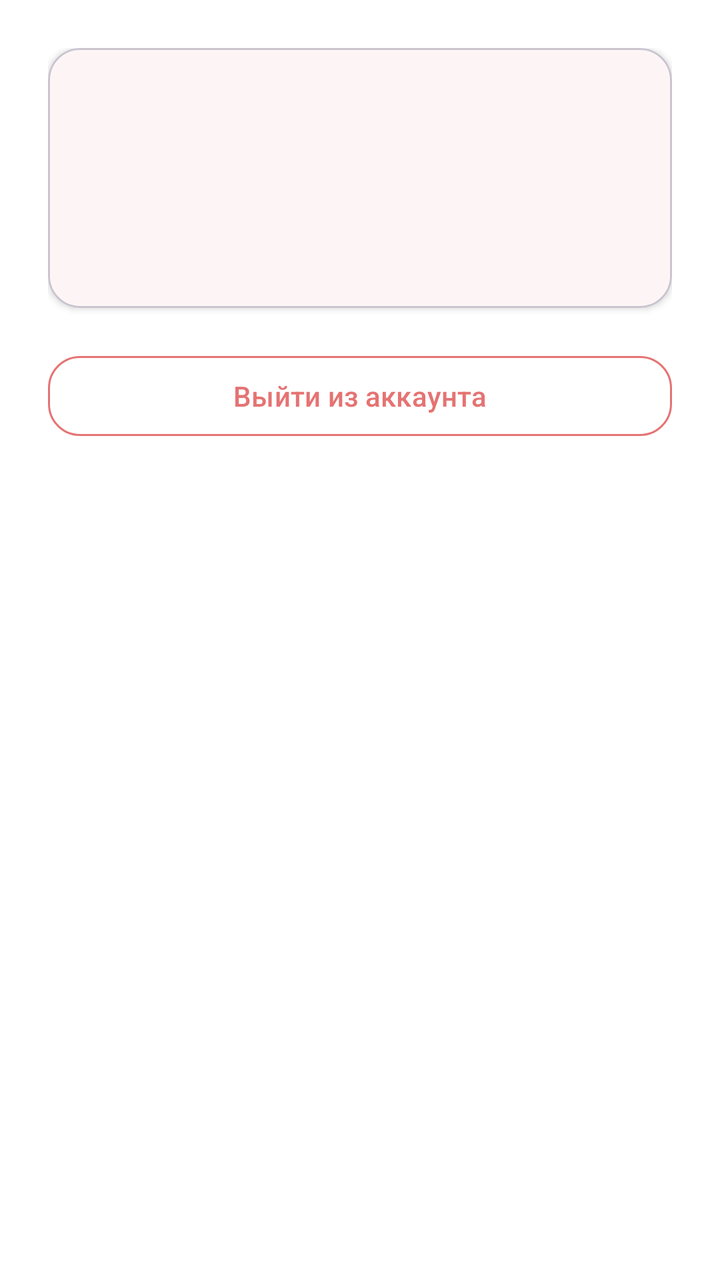
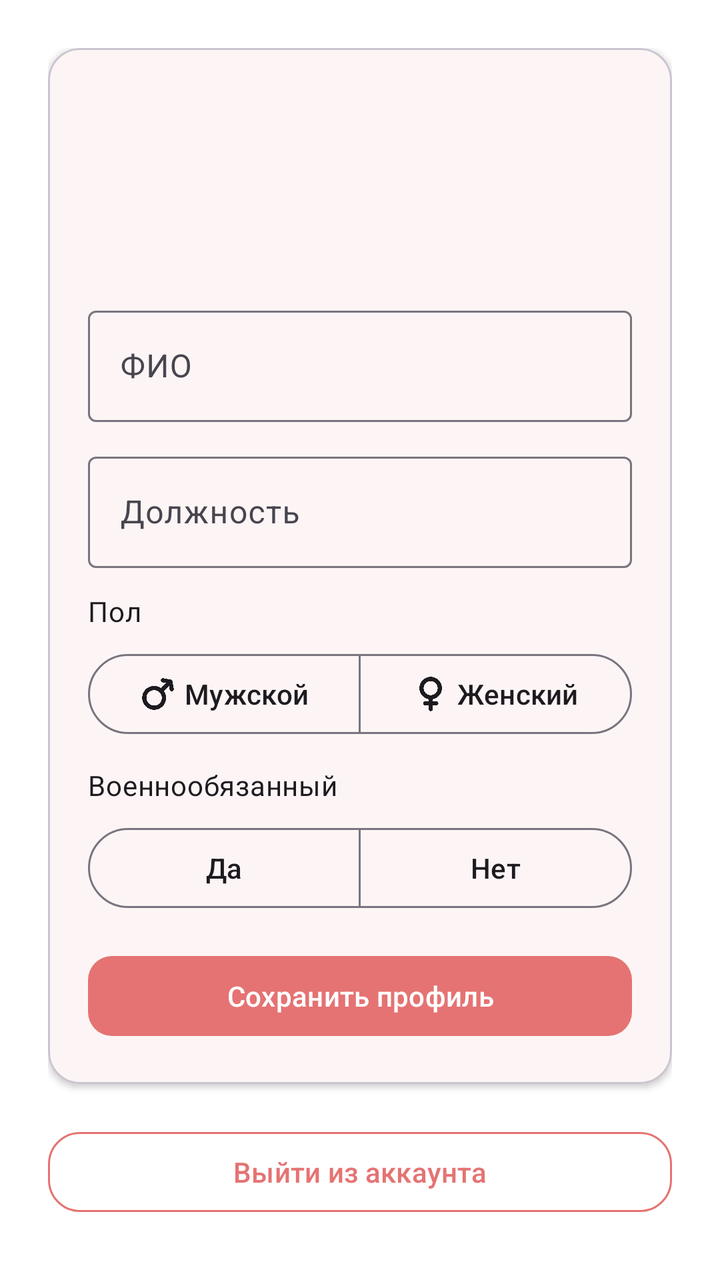

Screens rendered from an Android XML layout before and after an edit, with the pre-edit source and the edit as a unified diff.
<!-- AndroidManifest.xml: application theme Theme.KadrovSupport -->
<!-- res/layout/fragment_profile.xml -->
<?xml version="1.0" encoding="utf-8"?>
<LinearLayout xmlns:android="http://schemas.android.com/apk/res/android"
    xmlns:app="http://schemas.android.com/apk/res-auto"
    android:layout_width="match_parent"
    android:layout_height="match_parent"
    android:orientation="vertical"
    android:padding="24dp"
    android:background="?attr/colorSurface">

    <com.google.android.material.card.MaterialCardView
        android:layout_width="match_parent"
        android:layout_height="wrap_content"
        app:cardCornerRadius="16dp"
        app:cardElevation="2dp">

        <LinearLayout
            android:layout_width="match_parent"
            android:layout_height="wrap_content"
            android:orientation="vertical"
            android:padding="20dp">

            <TextView
                android:id="@+id/profile_name"
                android:layout_width="match_parent"
                android:layout_height="wrap_content"
                android:textAppearance="?attr/textAppearanceTitleLarge"
                android:textColor="?android:attr/textColorPrimary" />

            <TextView
                android:id="@+id/profile_email"
                android:layout_width="match_parent"
                android:layout_height="wrap_content"
                android:layout_marginTop="8dp"
                android:textAppearance="?attr/textAppearanceBodyLarge"
                android:textColor="?android:attr/textColorSecondary" />

            <TextView
                android:id="@+id/profile_role"
                android:layout_width="match_parent"
                android:layout_height="wrap_content"
                android:layout_marginTop="12dp"
                android:textAppearance="?attr/textAppearanceLabelLarge"
                android:textColor="@color/accent_primary" />
        </LinearLayout>
    </com.google.android.material.card.MaterialCardView>

    <com.google.android.material.button.MaterialButton
        android:id="@+id/button_logout"
        style="@style/Widget.Material3.Button.OutlinedButton"
        android:layout_width="match_parent"
        android:layout_height="wrap_content"
        android:layout_marginTop="20dp"
        android:text="@string/logout_button"
        app:cornerRadius="16dp"
        app:strokeColor="@color/accent_primary" />
</LinearLayout>
<!-- resources referenced by this layout -->
<resources>
  <color name="accent_primary">#E57373</color>
  <string name="logout_button">Выйти из аккаунта</string>
  <style name="Theme.KadrovSupport" parent="Base.Theme.KadrovSupport" />
  <style name="Base.Theme.KadrovSupport" parent="Theme.Material3.DayNight.NoActionBar">
          <item name="colorPrimary">@color/accent_primary</item>
          <item name="colorOnPrimary">@color/white</item>
          <item name="colorPrimaryContainer">@color/accent_secondary</item>
          <item name="colorSurface">@color/white</item>
          <item name="android:colorBackground">@color/white</item>
          <item name="shapeAppearanceSmallComponent">@style/Shape.Kadrov.Small</item>
          <item name="shapeAppearanceMediumComponent">@style/Shape.Kadrov.Medium</item>
          <item name="shapeAppearanceLargeComponent">@style/Shape.Kadrov.Large</item>
      </style>
  <color name="white">#FFFFFF</color>
  <color name="accent_secondary">#F28B82</color>
  <style name="Shape.Kadrov.Small" parent="ShapeAppearance.Material3.SmallComponent">
          <item name="cornerFamily">rounded</item>
          <item name="cornerSize">12dp</item>
      </style>
  <style name="Shape.Kadrov.Medium" parent="ShapeAppearance.Material3.MediumComponent">
          <item name="cornerFamily">rounded</item>
          <item name="cornerSize">16dp</item>
      </style>
  <style name="Shape.Kadrov.Large" parent="ShapeAppearance.Material3.LargeComponent">
          <item name="cornerFamily">rounded</item>
          <item name="cornerSize">24dp</item>
      </style>
</resources>

<!-- the commit's change to res/layout/fragment_profile.xml (unified diff, before → after) -->
@@ -41,6 +41,114 @@
                 android:layout_marginTop="12dp"
                 android:textAppearance="?attr/textAppearanceLabelLarge"
                 android:textColor="@color/accent_primary" />
+
+            <com.google.android.material.textfield.TextInputLayout
+                android:layout_width="match_parent"
+                android:layout_height="wrap_content"
+                android:layout_marginTop="16dp"
+                android:hint="@string/hr_employee_name">
+
+                <com.google.android.material.textfield.TextInputEditText
+                    android:id="@+id/input_full_name"
+                    android:layout_width="match_parent"
+                    android:layout_height="wrap_content"
+                    android:inputType="textPersonName" />
+            </com.google.android.material.textfield.TextInputLayout>
+
+            <com.google.android.material.textfield.TextInputLayout
+                android:layout_width="match_parent"
+                android:layout_height="wrap_content"
+                android:layout_marginTop="12dp"
+                android:hint="@string/profile_position">
+
+                <com.google.android.material.textfield.TextInputEditText
+                    android:id="@+id/input_position"
+                    android:layout_width="match_parent"
+                    android:layout_height="wrap_content" />
+            </com.google.android.material.textfield.TextInputLayout>
+
+            <TextView
+                android:layout_width="match_parent"
+                android:layout_height="wrap_content"
+                android:layout_marginTop="12dp"
+                android:text="@string/profile_gender"
+                android:textAppearance="?attr/textAppearanceBodyMedium" />
+
+            <com.google.android.material.button.MaterialButtonToggleGroup
+                android:id="@+id/gender_toggle"
+                android:layout_width="match_parent"
+                android:layout_height="wrap_content"
+                android:layout_marginTop="8dp"
+                app:singleSelection="true"
+                app:selectionRequired="true">
+
+                <com.google.android.material.button.MaterialButton
+                    android:id="@+id/button_gender_male"
+                    style="@style/Widget.Material3.Button.OutlinedButton"
+                    android:layout_width="0dp"
+                    android:layout_height="wrap_content"
+                    android:layout_weight="1"
+                    android:text="@string/gender_male"
+                    app:icon="@drawable/ic_gender_male"
+                    app:iconGravity="textStart" />
+
+                <com.google.android.material.button.MaterialButton
+                    android:id="@+id/button_gender_female"
+                    style="@style/Widget.Material3.Button.OutlinedButton"
+                    android:layout_width="0dp"
+                    android:layout_height="wrap_content"
+                    android:layout_weight="1"
+                    android:text="@string/gender_female"
+                    app:icon="@drawable/ic_gender_female"
+                    app:iconGravity="textStart" />
+            </com.google.android.material.button.MaterialButtonToggleGroup>
+
+            <LinearLayout
+                android:id="@+id/layout_military_liable_block"
+                android:layout_width="match_parent"
+                android:layout_height="wrap_content"
+                android:layout_marginTop="12dp"
+                android:orientation="vertical">
+
+                <TextView
+                    android:layout_width="match_parent"
+                    android:layout_height="wrap_content"
+                    android:text="@string/register_military_liable"
+                    android:textAppearance="?attr/textAppearanceBodyMedium" />
+
+                <com.google.android.material.button.MaterialButtonToggleGroup
+                    android:id="@+id/profile_military_toggle"
+                    android:layout_width="match_parent"
+                    android:layout_height="wrap_content"
+                    android:layout_marginTop="8dp"
+                    app:selectionRequired="true"
+                    app:singleSelection="true">
+
+                    <com.google.android.material.button.MaterialButton
+                        android:id="@+id/profile_button_military_yes"
+                        style="@style/Widget.Material3.Button.OutlinedButton"
+                        android:layout_width="0dp"
+                        android:layout_height="wrap_content"
+                        android:layout_weight="1"
+                        android:text="@string/register_military_yes" />
+
+                    <com.google.android.material.button.MaterialButton
+                        android:id="@+id/profile_button_military_no"
+                        style="@style/Widget.Material3.Button.OutlinedButton"
+                        android:layout_width="0dp"
+                        android:layout_height="wrap_content"
+                        android:layout_weight="1"
+                        android:text="@string/register_military_no" />
+                </com.google.android.material.button.MaterialButtonToggleGroup>
+            </LinearLayout>
+
+            <com.google.android.material.button.MaterialButton
+                android:id="@+id/button_save_profile"
+                android:layout_width="match_parent"
+                android:layout_height="wrap_content"
+                android:layout_marginTop="16dp"
+                android:text="@string/profile_save"
+                app:cornerRadius="12dp" />
         </LinearLayout>
     </com.google.android.material.card.MaterialCardView>
 
<!-- resource entries referenced after the edit -->
@@ -1,7 +1,18 @@
 <!-- resources referenced by this layout -->
 <resources>
   <color name="accent_primary">#E57373</color>
+  <!-- drawable ic_gender_female: png bitmap (drawable, 10653 bytes) -->
+  <!-- drawable ic_gender_male: png bitmap (drawable, 12172 bytes) -->
+  <string name="gender_female">Женский</string>
+  <string name="gender_male">Мужской</string>
+  <string name="hr_employee_name">ФИО</string>
   <string name="logout_button">Выйти из аккаунта</string>
+  <string name="profile_gender">Пол</string>
+  <string name="profile_position">Должность</string>
+  <string name="profile_save">Сохранить профиль</string>
+  <string name="register_military_liable">Военнообязанный</string>
+  <string name="register_military_no">Нет</string>
+  <string name="register_military_yes">Да</string>
   <style name="Theme.KadrovSupport" parent="Base.Theme.KadrovSupport" />
   <style name="Base.Theme.KadrovSupport" parent="Theme.Material3.DayNight.NoActionBar">
           <item name="colorPrimary">@color/accent_primary</item>
